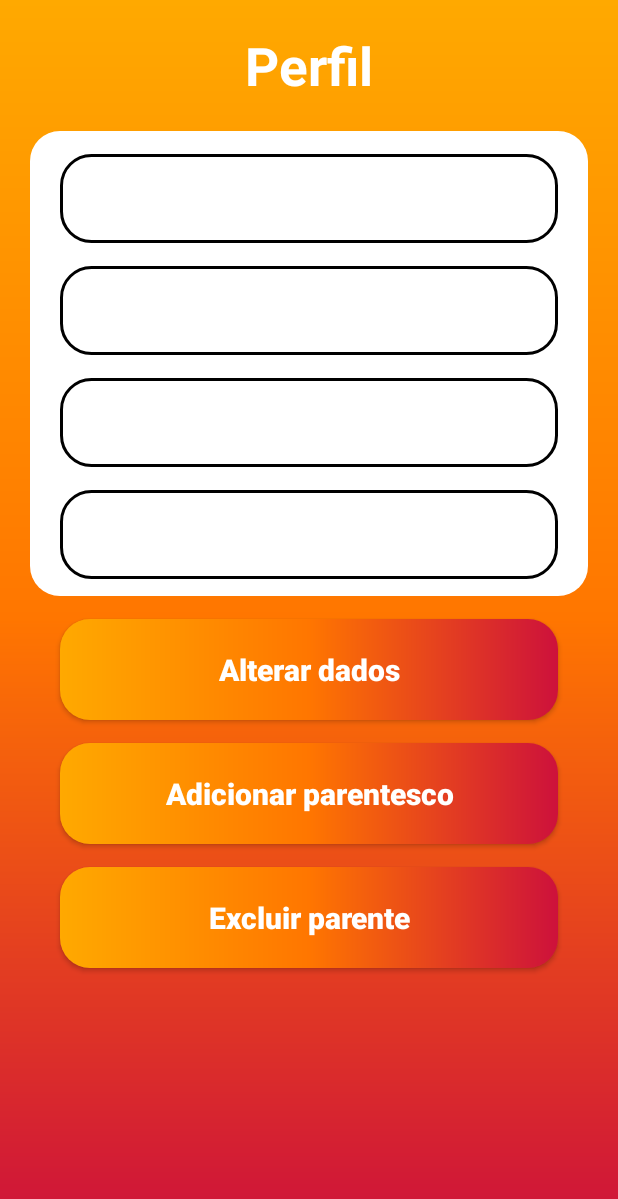
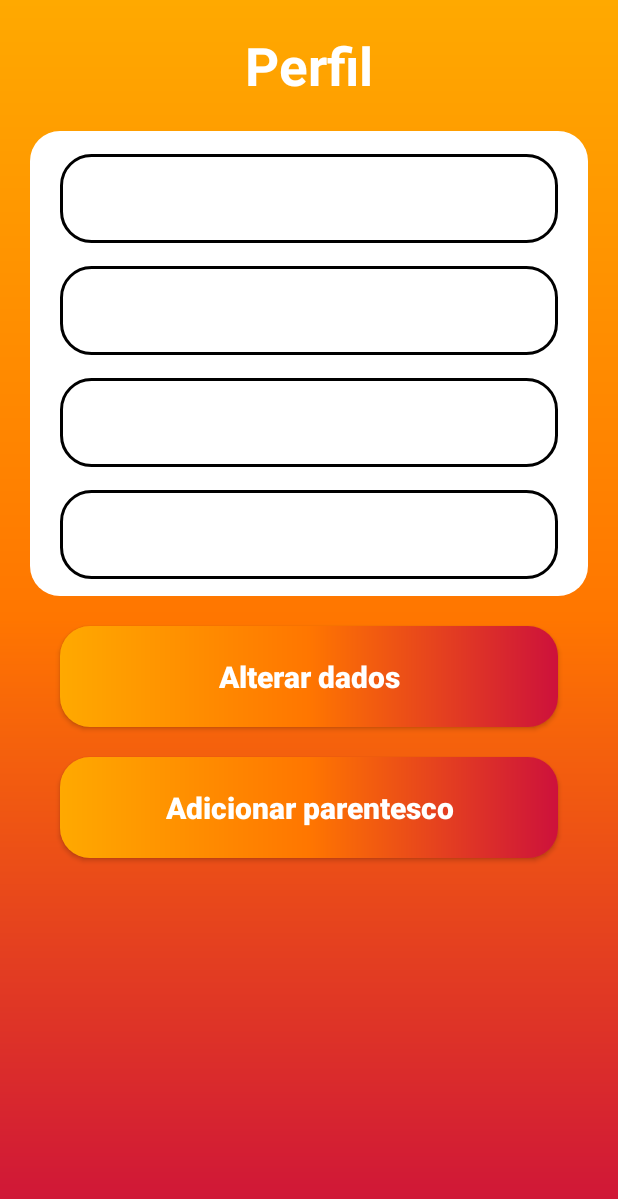
Before and after one commit to WillianKohatsu/ArvoreGenealogica, an Android app: the Perfil screen opened directly, with no data from a screen before it, on a phone screen of 412 x 824 dp. Shown: the top 1199 px of the screen. Run offline under Robolectric (Android 15) with nearby library versions, the phone set to English and light mode, and no system bars; our stand-ins replace Firebase (no records; nobody signed in at launch, a user with empty details on screens opened directly); 5 statements that could not run were skipped.

Commit message:
25/11/21 - Retirado botão delete

```diff
--- a/app/src/main/java/com/example/arvoregenealogica/Perfil.java
+++ b/app/src/main/java/com/example/arvoregenealogica/Perfil.java
@@ -17,7 +17,7 @@ import java.util.Objects;
 
 public class Perfil extends AppCompatActivity {
 
-    private Button btnEdit, btnAddParentesco, btnDelete;
+    private Button btnEdit, btnAddParentesco;
     private TextView perfilNome, perfilTitulo, perfilGenero, perfilDtNasc;
     private DatabaseHelper db = new DatabaseHelper(this);
     public Integer id;
@@ -49,17 +49,6 @@ public class Perfil extends AppCompatActivity {
                 Intent intent = new Intent(Perfil.this, AddParentesco.class);
                 intent.putExtra("id",id);
                 startActivity(intent);
-            }
-        });
-
-        btnDelete.setOnClickListener(new View.OnClickListener() {
-            @Override
-            public void onClick(View view) {
-                if (id != 1){
-                    Snackbar snackbar = Snackbar.make(view, "Não deletar usuário principal", Snackbar.LENGTH_LONG);
-                    snackbar.show();
-
-                }else { confirmaExcluir(); }
             }
         });
     }
@@ -108,6 +97,5 @@ public class Perfil extends AppCompatActivity {
         perfilDtNasc = findViewById(R.id.perfilDtNasc);
         btnEdit = findViewById(R.id.btnEdit);
         btnAddParentesco = findViewById(R.id.btnAddParent);;
-        btnDelete = findViewById(R.id.btnDelete);;
     }
 }
--- a/app/src/main/res/layout/activity_perfil.xml
+++ b/app/src/main/res/layout/activity_perfil.xml
@@ -61,7 +61,7 @@
         android:id="@+id/btnEdit"
         style="@style/Button"
         android:text="@string/bt_alterar"
-        android:layout_marginTop="15dp"
+        android:layout_marginTop="20dp"
         app:layout_constraintStart_toStartOf="parent"
         app:layout_constraintEnd_toEndOf="parent"
         app:layout_constraintTop_toBottomOf="@id/containerComponents"/>
@@ -70,18 +70,9 @@
         android:id="@+id/btnAddParent"
         style="@style/Button"
         android:text="@string/bt_parentesco"
-        android:layout_marginTop="15dp"
+        android:layout_marginTop="20dp"
         app:layout_constraintStart_toStartOf="parent"
         app:layout_constraintEnd_toEndOf="parent"
         app:layout_constraintTop_toBottomOf="@id/btnEdit"/>
 
-    <androidx.appcompat.widget.AppCompatButton
-        android:id="@+id/btnDelete"
-        style="@style/Button"
-        android:text="@string/bt_delete"
-        android:layout_marginTop="15dp"
-        app:layout_constraintStart_toStartOf="parent"
-        app:layout_constraintEnd_toEndOf="parent"
-        app:layout_constraintTop_toBottomOf="@id/btnAddParent"/>
-
 </androidx.constraintlayout.widget.ConstraintLayout>
```
